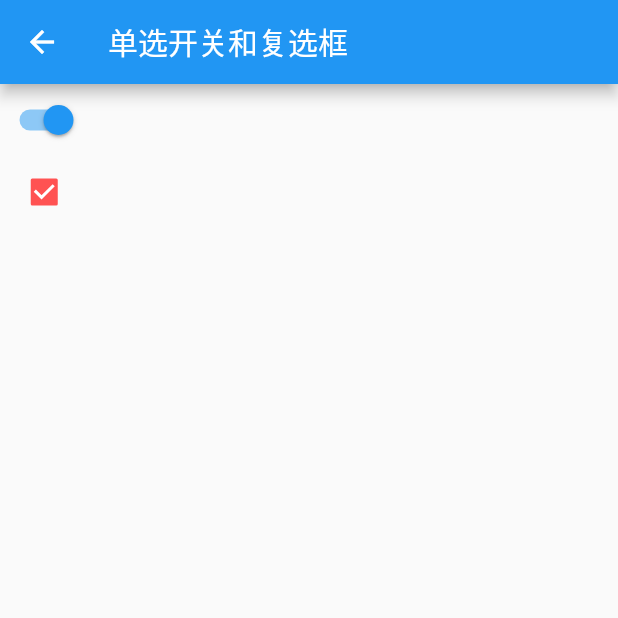
After one commit to Yxjie/Flutter_Study, a Flutter app: the DemoWidget screen opened by its route, after a tap on "单选开关和复选框", on a phone screen of 412 x 824 dp, the top half of it. The commit adds this screen. Run offline on Flutter 3.47's test engine with Material 2 defaults, Android fonts, the phone set to English and light mode, and no system bars; network calls fail.

Commit message:
[NFF] 代码提交

```diff
--- a/flutter_demo/lib/demo.dart
+++ b/flutter_demo/lib/demo.dart
@@ -3,13 +3,16 @@ import 'routerSheet.dart';
 import 'Cupertino.dart';
 import 'text.dart';
 import 'btn.dart';
+import 'icon.dart';
+import 'switchAndCheckbox.dart';
+import 'textField.dart';
 
 class DemoWidget extends StatelessWidget {
   @override
   Widget build(BuildContext context) {
     return Scaffold(
       appBar: AppBar(
-        title: Text("使用Demo"),
+        title: Text("使用案例"),
       ),
       body: ListView(
         children: <Widget>[
@@ -40,6 +43,26 @@ class DemoWidget extends StatelessWidget {
                 Navigator.push(context,
                     MaterialPageRoute(builder: (context) => BtnWidget()));
               }),
+          CustomList(
+              title: "图片及ICON",
+              callback: () {
+                Navigator.push(context,
+                    MaterialPageRoute(builder: (context) => IconWidget()));
+              }),
+          CustomList(
+              title: "单选开关和复选框",
+              callback: () {
+                Navigator.push(
+                    context,
+                    MaterialPageRoute(
+                        builder: (context) => SwitchAndCheckboxWidget()));
+              }),
+          CustomList(
+              title: "输入框及表单",
+              callback: () {
+                Navigator.push(context,
+                    MaterialPageRoute(builder: (context) => TextFieldWidget()));
+              })
         ],
       ),
     );
--- /dev/null
+++ b/flutter_demo/lib/switchAndCheckbox.dart
@@ -0,0 +1,47 @@
+import 'package:flutter/material.dart';
+
+class SwitchAndCheckboxWidget extends StatefulWidget {
+  @override
+  State<StatefulWidget> createState() {
+    return SwitchAndCheckboxWidgetState();
+  }
+}
+
+class SwitchAndCheckboxWidgetState extends State<SwitchAndCheckboxWidget> {
+  bool _switchSelected = true;
+  bool _checkSelected = true;
+
+  @override
+  Widget build(BuildContext context) {
+    return Scaffold(
+      appBar: AppBar(
+        title: Text("单选开关和复选框"),
+      ),
+      body: Column(
+        children: <Widget>[
+          Switch(
+              //当前状态
+              value: _switchSelected,
+              onChanged: (value) {
+                setState(() {
+                  _switchSelected = value;
+                });
+              }),
+          Checkbox(
+              //Checkbox有一个属性tristate ，表示是否为三态，其默认值为false ，
+              // 这时Checkbox有两种状态即“选中”和“不选中”，对应的value值为true和false ；
+              // 如果其值为true时，value的值会增加一个状态null
+              //当前状态
+              value: _checkSelected,
+              //选中时的颜色
+              activeColor: Colors.redAccent,
+              onChanged: (value) {
+                setState(() {
+                  _checkSelected = value;
+                });
+              })
+        ],
+      ),
+    );
+  }
+}
--- a/flutter_demo/pubspec.yaml
+++ b/flutter_demo/pubspec.yaml
@@ -66,3 +66,5 @@ flutter:
   #
   # For details regarding fonts from package dependencies,
   # see https://flutter.io/custom-fonts/#from-packages
+  assets:
+    - images/car.png
```
Also changed, not shown: flutter_demo/lib/icon.dart (added, +77 -0 lines), flutter_demo/lib/textField.dart (added, +14 -0 lines), flutter_demo/images/car.png (added), 2 other files.
